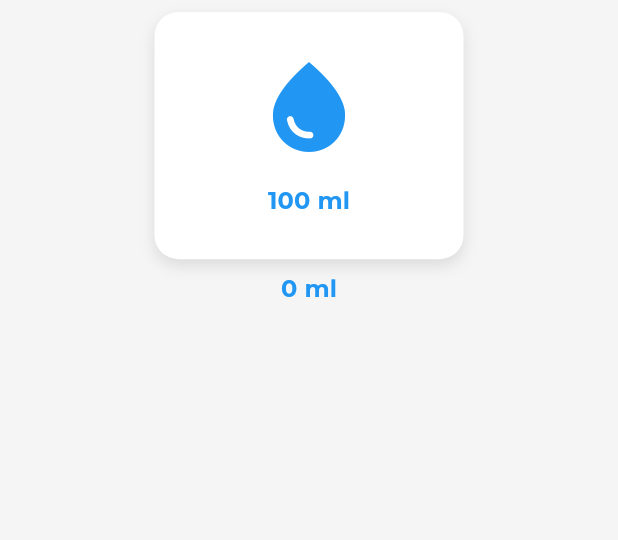
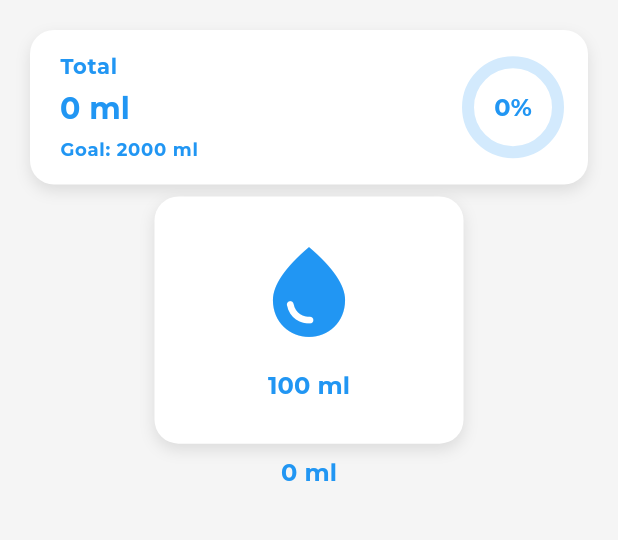
Before and after one commit to CowboyGH/water_tracker, a Flutter app: the screen it shows after launch, on a phone screen of 412 x 824 dp, the part 84-624 px from its top. Run offline on Flutter 3.47's test engine with Material 3 defaults, Android fonts, the phone set to English and light mode, and no system bars; our stand-ins replace get_it, go_router, google_fonts, shared_preferences.

Commit message:
add: implement total water intake with a progress indicator and goal information
- Changed the body of the main screen to use SingleChildScrollView for better scrolling experience
- Added a SafeArea and Padding for improved UI layout
- Enhanced the display of total water intake with a progress indicator and goal information
- Updated the structure of the main screen to improve readability and maintainability

This commit enhances the user interface and experience of the main screen by providing a more organized layout and better visual feedback on water intake goals.

```diff
--- a/lib/features/main/presentation/main_screen.dart
+++ b/lib/features/main/presentation/main_screen.dart
@@ -49,13 +49,87 @@ class _MainScreenState extends State<MainScreen> {
           textAlign: TextAlign.center,
         ),
       ),
-      body: Column(
+      body: SingleChildScrollView(
+        child: SafeArea(
+          child: Padding(
+            padding: const EdgeInsets.all(20),
+            child: Column(
               children: [
+                Container(
+                  height: size.height * 0.125,
+                  width: size.width,
+                  padding:
+                      const EdgeInsets.symmetric(horizontal: 20, vertical: 15),
+                  decoration: BoxDecoration(
+                    color: theme.colorScheme.surface,
+                    borderRadius: BorderRadius.circular(16),
+                    boxShadow: [
+                      BoxShadow(
+                        color: theme.colorScheme.shadow.withOpacity(0.1),
+                        blurRadius: 8,
+                        offset: const Offset(0, 4),
+                      ),
+                    ],
+                  ),
+                  child: Row(
+                    mainAxisAlignment: MainAxisAlignment.spaceBetween,
+                    children: [
+                      Column(
+                        crossAxisAlignment: CrossAxisAlignment.start,
+                        mainAxisAlignment: MainAxisAlignment.spaceBetween,
+                        children: [
+                          Text(
+                            'Total',
+                            style: theme.textTheme.labelMedium?.copyWith(
+                              color: theme.colorScheme.primary,
+                            ),
+                          ),
+                          Text(
+                            '$totalAmount ml',
+                            style: theme.textTheme.labelLarge?.copyWith(
+                              color: theme.colorScheme.primary,
+                              fontSize: 20,
+                            ),
+                          ),
+                          Text(
+                            'Goal: 2000 ml',
+                            style: theme.textTheme.labelSmall?.copyWith(
+                              color: theme.colorScheme.primary,
+                            ),
+                          ),
+                        ],
+                      ),
+                      Stack(
+                        alignment: Alignment.center,
+                        children: [
+                          SizedBox(
+                            width: 60,
+                            height: 60,
+                            child: CircularProgressIndicator(
+                              value: totalAmount / 2000,
+                              color: theme.colorScheme.primary,
+                              strokeWidth: 8,
+                              backgroundColor:
+                                  theme.colorScheme.primary.withOpacity(0.2),
+                            ),
+                          ),
+                          Text(
+                            '${((totalAmount / 2000) * 100).toInt()}%',
+                            style: theme.textTheme.labelLarge?.copyWith(
+                              color: theme.colorScheme.primary,
+                            ),
+                          ),
+                        ],
+                      ),
+                    ],
+                  ),
+                ),
                 Center(
                   child: Container(
                     height: size.height * 0.2,
                     width: size.width * 0.5,
-              margin: const EdgeInsets.symmetric(horizontal: 16, vertical: 8),
+                    margin:
+                        const EdgeInsets.symmetric(horizontal: 16, vertical: 8),
                     decoration: BoxDecoration(
                       color: theme.colorScheme.surface,
                       borderRadius: BorderRadius.circular(16),
@@ -74,7 +148,8 @@ class _MainScreenState extends State<MainScreen> {
                           onTap: () => _onWaterAmountTap(index),
                           child: Container(
                               color: Colors.transparent,
-                        child: WaterVariant(waterAmount: waterAmounts[index]))),
+                              child: WaterVariant(
+                                  waterAmount: waterAmounts[index]))),
                     ),
                   ),
                 ),
@@ -86,6 +161,9 @@ class _MainScreenState extends State<MainScreen> {
                 )
               ],
             ),
+          ),
+        ),
+      ),
     );
   }
 }
```
Lines whose indentation alone changed are shown as unchanged.
